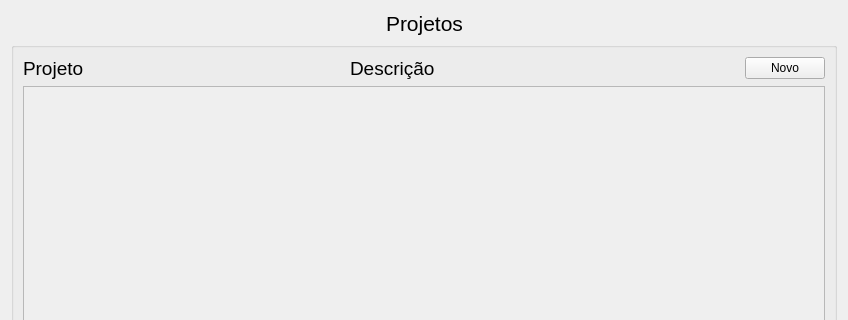
Above: view/projeto.ui from Gusrrocha/Gerenciador-de-projetos before the change; both pictures show x 0 to 848 and y 0 to 320 of the 848 by 581 pixel window. Below: the same form after it.
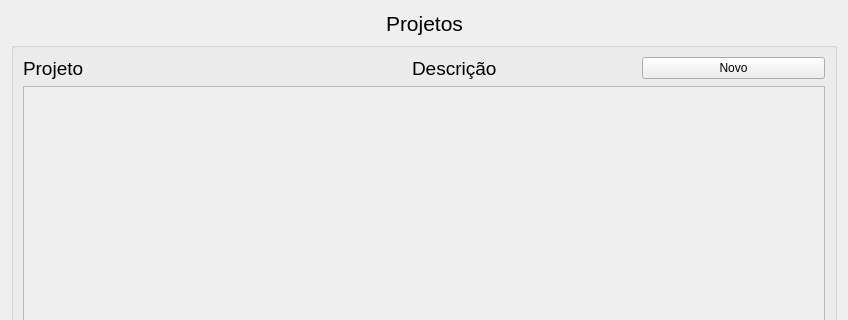
That is the form after the change.

Diff of the .ui file:
```diff
--- a/view/projeto.ui
+++ b/view/projeto.ui
@@ -94,7 +94,7 @@
           </property>
           <property name="sizeHint" stdset="0">
            <size>
-            <width>260</width>
+            <width>200</width>
             <height>20</height>
            </size>
           </property>
@@ -118,6 +118,9 @@
           <property name="orientation">
            <enum>Qt::Horizontal</enum>
           </property>
+          <property name="sizeType">
+           <enum>QSizePolicy::Fixed</enum>
+          </property>
           <property name="sizeHint" stdset="0">
            <size>
             <width>40</width>
```
